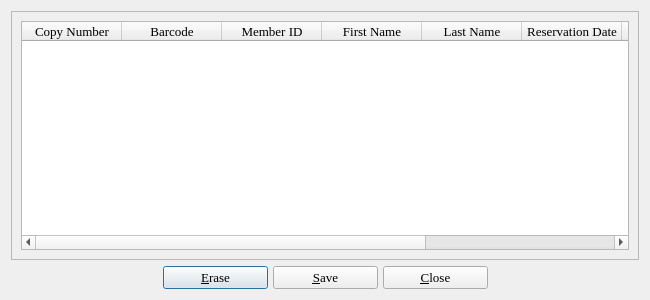
Before: the Qt Designer form borrowers.ui in textbrowser/biblioteq, drawn with Qt 5.
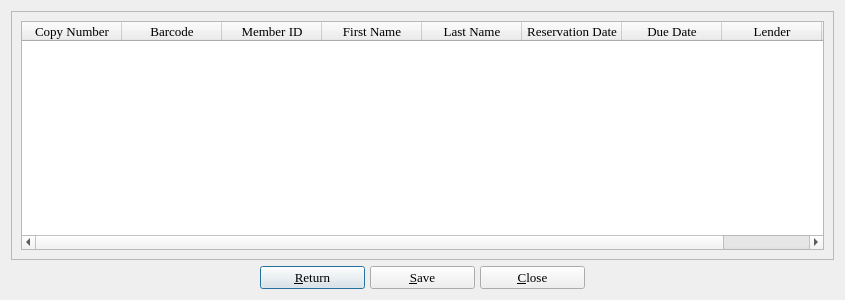
After: the same form once the commit is applied. Icons and pictures are not drawn.

Patch:
```diff
--- a/borrowers.ui
+++ b/borrowers.ui
@@ -5,7 +5,7 @@
    <rect>
     <x>0</x>
     <y>0</y>
-    <width>650</width>
+    <width>845</width>
     <height>300</height>
    </rect>
   </property>
@@ -155,7 +155,7 @@
         </font>
        </property>
        <property name="text" >
-        <string>&amp;Erase</string>
+        <string>&amp;Return</string>
        </property>
        <property name="icon" >
         <iconset>icons.d/16x16/eraser.png</iconset>
```
